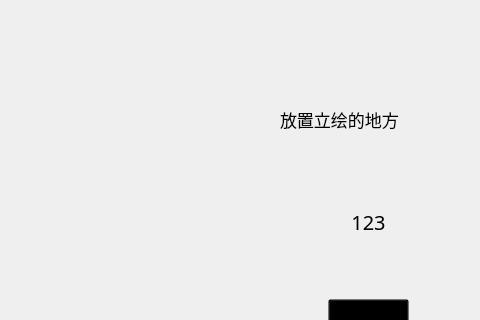
Old version of the form code/window/gamewindow.ui in the repository YXHXianYu/2022-BJTU-DataStructure-FinalProject; both pictures show x 320 to 800 and y 0 to 320 of the 800 by 600 pixel window.
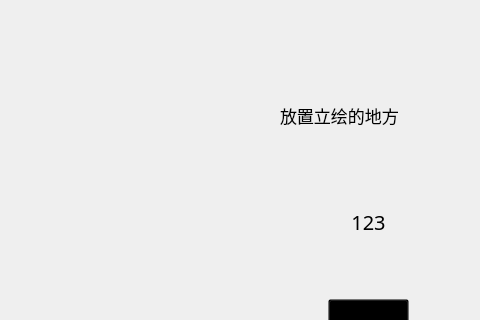
New version of the form. Icons and pictures are not drawn.

```diff
--- a/code/window/gamewindow.ui
+++ b/code/window/gamewindow.ui
@@ -95,8 +95,8 @@
       <rect>
        <x>610</x>
        <y>50</y>
-       <width>178</width>
-       <height>178</height>
+       <width>171</width>
+       <height>171</height>
       </rect>
      </property>
      <property name="font">
```
